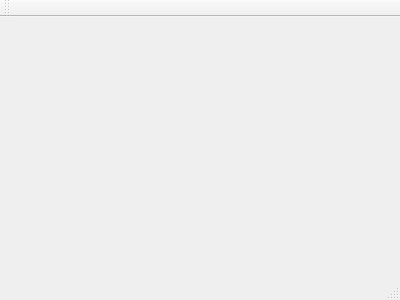
The window that SrProject/mainwindow.ui (ktaze1/SeniorProject) describes before a commit, drawn with Qt 5.
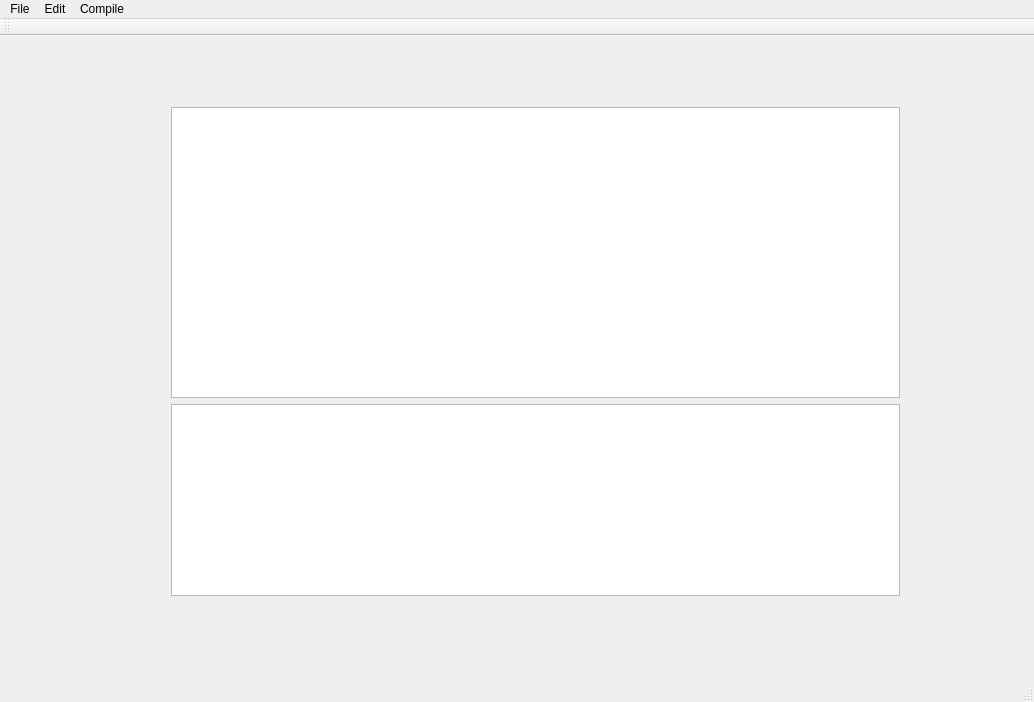
The same window after the commit.

Commit message: added compile option

```diff
--- a/SrProject/mainwindow.ui
+++ b/SrProject/mainwindow.ui
@@ -1,24 +1,178 @@
 <ui version="4.0">
  <class>MainWindow</class>
- <widget class="QMainWindow" name="MainWindow" >
-  <property name="geometry" >
+ <widget class="QMainWindow" name="MainWindow">
+  <property name="enabled">
+   <bool>true</bool>
+  </property>
+  <property name="geometry">
    <rect>
     <x>0</x>
     <y>0</y>
-    <width>400</width>
-    <height>300</height>
+    <width>1034</width>
+    <height>702</height>
    </rect>
   </property>
-  <property name="windowTitle" >
+  <property name="sizePolicy">
+   <sizepolicy hsizetype="Fixed" vsizetype="Fixed">
+    <horstretch>0</horstretch>
+    <verstretch>0</verstretch>
+   </sizepolicy>
+  </property>
+  <property name="windowTitle">
    <string>MainWindow</string>
   </property>
-  <widget class="QMenuBar" name="menuBar" />
-  <widget class="QToolBar" name="mainToolBar" />
-  <widget class="QWidget" name="centralWidget" />
-  <widget class="QStatusBar" name="statusBar" />
+  <widget class="QWidget" name="centralWidget">
+   <property name="sizePolicy">
+    <sizepolicy hsizetype="Expanding" vsizetype="Expanding">
+     <horstretch>0</horstretch>
+     <verstretch>0</verstretch>
+    </sizepolicy>
+   </property>
+   <widget class="QWidget" name="gridLayoutWidget">
+    <property name="geometry">
+     <rect>
+      <x>160</x>
+      <y>60</y>
+      <width>751</width>
+      <height>511</height>
+     </rect>
+    </property>
+    <layout class="QGridLayout" name="gridLayout">
+     <item row="0" column="0">
+      <layout class="QVBoxLayout" name="verticalLayout_3">
+       <item>
+        <widget class="QTextEdit" name="textEdit">
+         <property name="sizePolicy">
+          <sizepolicy hsizetype="Minimum" vsizetype="Expanding">
+           <horstretch>0</horstretch>
+           <verstretch>0</verstretch>
+          </sizepolicy>
+         </property>
+        </widget>
+       </item>
+       <item>
+        <widget class="QTextEdit" name="textEdit_3">
+         <property name="sizePolicy">
+          <sizepolicy hsizetype="Expanding" vsizetype="Minimum">
+           <horstretch>0</horstretch>
+           <verstretch>0</verstretch>
+          </sizepolicy>
+         </property>
+         <property name="minimumSize">
+          <size>
+           <width>0</width>
+           <height>100</height>
+          </size>
+         </property>
+        </widget>
+       </item>
+      </layout>
+     </item>
+    </layout>
+   </widget>
+  </widget>
+  <widget class="QMenuBar" name="menuBar">
+   <property name="geometry">
+    <rect>
+     <x>0</x>
+     <y>0</y>
+     <width>1034</width>
+     <height>21</height>
+    </rect>
+   </property>
+   <widget class="QMenu" name="menuFile">
+    <property name="title">
+     <string>File</string>
+    </property>
+    <addaction name="actionNew_File"/>
+    <addaction name="actionOpen"/>
+    <addaction name="actionSave"/>
+    <addaction name="actionSave_As"/>
+    <addaction name="separator"/>
+    <addaction name="actionExit"/>
+   </widget>
+   <widget class="QMenu" name="menuEdit">
+    <property name="title">
+     <string>Edit</string>
+    </property>
+    <addaction name="actionCopy"/>
+    <addaction name="actionPaste"/>
+    <addaction name="actionUndo"/>
+   </widget>
+   <widget class="QMenu" name="menuCompile">
+    <property name="title">
+     <string>Compile</string>
+    </property>
+    <addaction name="actionCompile_Code"/>
+   </widget>
+   <addaction name="menuFile"/>
+   <addaction name="menuEdit"/>
+   <addaction name="menuCompile"/>
+  </widget>
+  <widget class="QToolBar" name="mainToolBar">
+   <attribute name="toolBarArea">
+    <enum>TopToolBarArea</enum>
+   </attribute>
+   <attribute name="toolBarBreak">
+    <bool>false</bool>
+   </attribute>
+  </widget>
+  <widget class="QStatusBar" name="statusBar"/>
+  <action name="actionNew_File">
+   <property name="text">
+    <string>New File</string>
+   </property>
+  </action>
+  <action name="actionOpen">
+   <property name="text">
+    <string>Open</string>
+   </property>
+  </action>
+  <action name="actionSave">
+   <property name="text">
+    <string>Save</string>
+   </property>
+  </action>
+  <action name="actionSave_As">
+   <property name="text">
+    <string>Save As</string>
+   </property>
+  </action>
+  <action name="actionExit">
+   <property name="text">
+    <string>Exit</string>
+   </property>
+  </action>
+  <action name="actionCopy">
+   <property name="text">
+    <string>Copy</string>
+   </property>
+  </action>
+  <action name="actionPaste">
+   <property name="text">
+    <string>Paste</string>
+   </property>
+  </action>
+  <action name="actionUndo">
+   <property name="text">
+    <string>Undo</string>
+   </property>
+  </action>
+  <action name="actionCompile_Code">
+   <property name="text">
+    <string>Compile Code</string>
+   </property>
+  </action>
+  <action name="actionOnCompileFinished">
+   <property name="text">
+    <string>OnCompileFinished</string>
+   </property>
+   <property name="toolTip">
+    <string>On Compile Finished</string>
+   </property>
+  </action>
  </widget>
- <layoutDefault spacing="6" margin="11" />
- <pixmapfunction></pixmapfunction>
+ <layoutdefault spacing="6" margin="11"/>
  <resources/>
  <connections/>
 </ui>
```
Left out of the diff: 1 changed line with no effect on the pictures. The commit also changes 17 other files.
